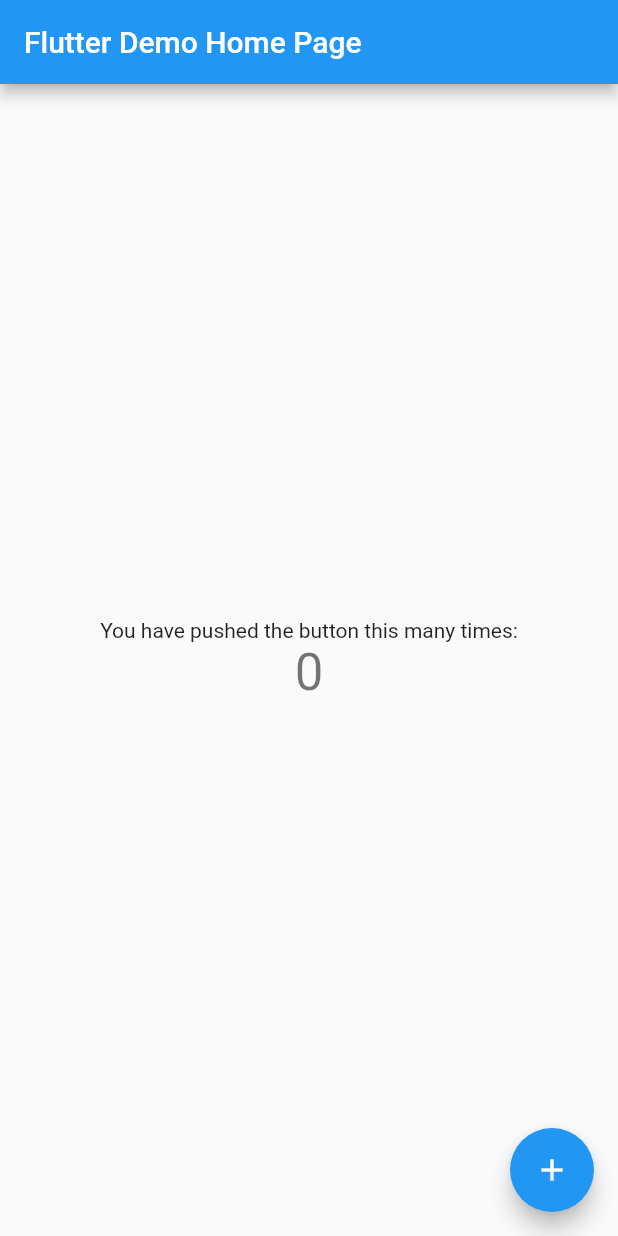
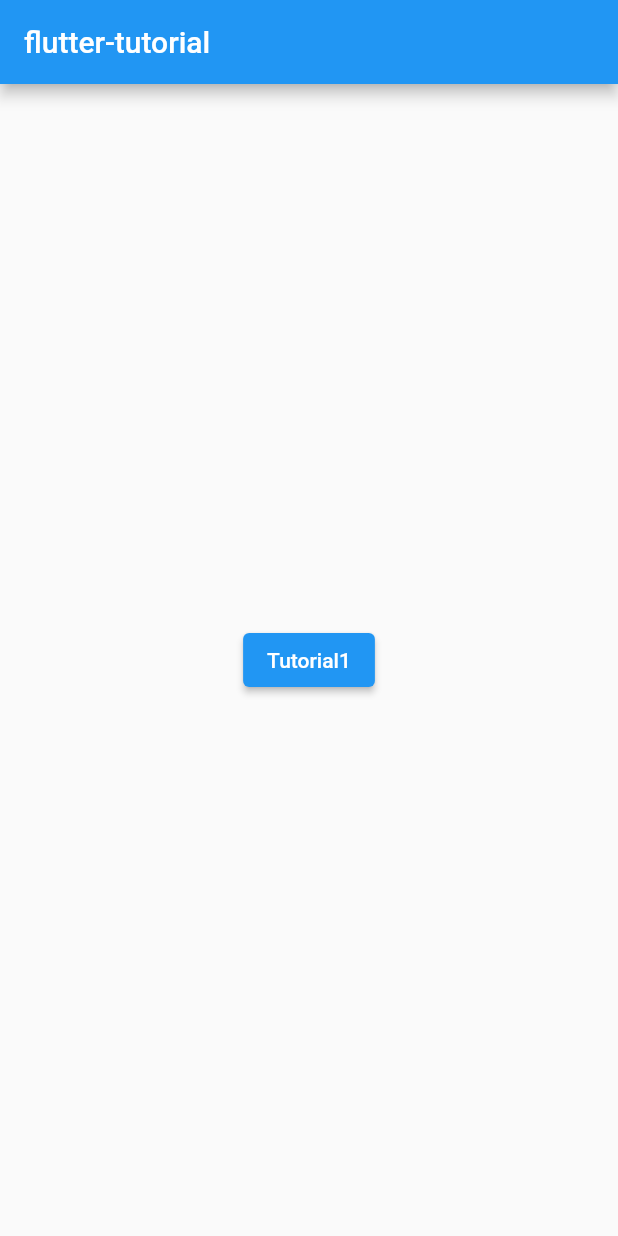
Before and after one commit to AnriNonaka/flutter-tutorial, a Flutter app: the screen it shows after launch, on a phone screen of 412 x 824 dp. Run offline on Flutter 3.47's test engine with Material 2 defaults, Android fonts, the phone set to English and light mode, and no system bars.

Commit message:
Tutorial1実装

```diff
--- a/lib/main.dart
+++ b/lib/main.dart
@@ -1,70 +1,38 @@
 import 'package:flutter/material.dart';
+import 'building/building_layout_screen.dart';
 
-void main() {
-  runApp(const MyApp());
-}
+void main() => runApp(MyApp());
 
 class MyApp extends StatelessWidget {
-  const MyApp({Key? key}) : super(key: key);
-
   @override
   Widget build(BuildContext context) {
     return MaterialApp(
-      title: 'Flutter Demo',
-      theme: ThemeData(
-        primarySwatch: Colors.blue,
-      ),
-      home: const MyHomePage(title: 'Flutter Demo Home Page'),
+        title: 'Welcome to Flutter',
+        home: Home()
     );
   }
 }
 
-class MyHomePage extends StatefulWidget {
-  const MyHomePage({Key? key, required this.title}) : super(key: key);
-
-  final String title;
-
-  @override
-  State<MyHomePage> createState() => _MyHomePageState();
-}
-
-class _MyHomePageState extends State<MyHomePage> {
-  int _counter = 0;
-
-  void _incrementCounter() {
-    setState(() {
-      _counter++;
-    });
-  }
-
+class Home extends StatelessWidget {
   @override
   Widget build(BuildContext context) {
-
     return Scaffold(
       appBar: AppBar(
-        title: Text(widget.title),
+        title: const Text('flutter-tutorial'),
       ),
       body: Center(
-
-        child: Column(
-
-          mainAxisAlignment: MainAxisAlignment.center,
-          children: <Widget>[
-            const Text(
-              'You have pushed the button this many times:',
-            ),
-            Text(
-              '$_counter',
-              style: Theme.of(context).textTheme.headline4,
-            ),
-          ],
+        child: ElevatedButton(
+          child: Text('Tutorial1'),
+          onPressed: () {
+            Navigator.push(
+              context,
+              MaterialPageRoute(
+                builder: (context) => BuildLayoutScreen(),
+              ),
+            );
+          },
         ),
       ),
-      floatingActionButton: FloatingActionButton(
-        onPressed: _incrementCounter,
-        tooltip: 'Increment',
-        child: const Icon(Icons.add),
-      ), // This trailing comma makes auto-formatting nicer for build methods.
     );
   }
 }
--- a/pubspec.yaml
+++ b/pubspec.yaml
@@ -56,6 +56,8 @@
   # included with your application, so that you can use the icons in
   # the material Icons class.
   uses-material-design: true
+  assets:
+    - images/lake.jpg
 
   # To add assets to your application, add an assets section, like this:
   # assets:
```
Also changed, not shown: lib/building/building_layout_screen.dart (added, +164 -0 lines), images/lake.jpg (added), 1 other file.
